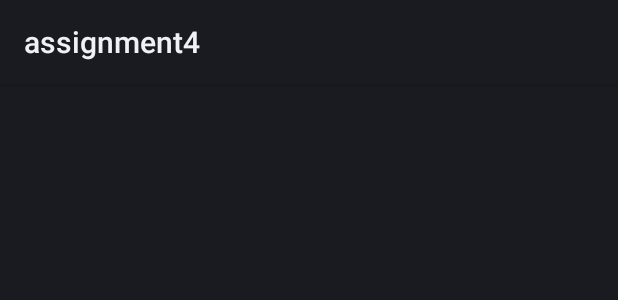
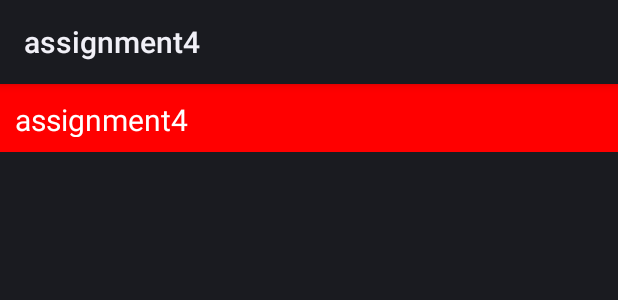
Before and after one commit to yangyulu1114/demo, an Android app: the layout activity_main.xml on its own in the app's theme, with its tools: preview values and no code run, on a phone screen of 412 x 824 dp. Shown: the top 300 px of the screen. Run offline under Robolectric (Android 15) with nearby library versions, the phone set to English and light mode, and no system bars.

```diff
--- a/TuYou/assignment4/src/main/java/com/baidu/assignment4/MainActivity.java
+++ b/TuYou/assignment4/src/main/java/com/baidu/assignment4/MainActivity.java
@@ -32,6 +32,8 @@ public class MainActivity extends Activity {
         mListView.setAdapter(mAdapter);
         mMediaScanner = new SystemMediaScanner(this);
 
+        getActionBar().hide();
+
         int permissionCheck = ContextCompat.checkSelfPermission(this, Manifest.permission.READ_EXTERNAL_STORAGE);
         if (permissionCheck == PackageManager.PERMISSION_GRANTED) {
             reFreshUi();
@@ -39,7 +41,6 @@ public class MainActivity extends Activity {
         if (permissionCheck == PackageManager.PERMISSION_DENIED) {
             ActivityCompat.requestPermissions(this, new String[]{Manifest.permission.READ_EXTERNAL_STORAGE}, REQUEST_CODE_FOR_STORAGE);
         }
-
 
         setScrollListener();
     }
@@ -65,6 +66,9 @@ public class MainActivity extends Activity {
         }
     }
 
+    //    protected void setOnclickListener() {
+//        mActionBar.
+//    }
     protected void setScrollListener() {
         mListView.setOnScrollListener(new AbsListView.OnScrollListener() {
             @Override
--- /dev/null
+++ b/TuYou/assignment4/src/main/java/com/baidu/assignment4/MyView.java
@@ -0,0 +1,52 @@
+package com.baidu.assignment4;
+
+import android.content.Context;
+import android.util.AttributeSet;
+import android.util.Log;
+import android.view.GestureDetector;
+import android.view.LayoutInflater;
+import android.view.MotionEvent;
+import android.widget.FrameLayout;
+
+public class MyView extends FrameLayout {
+
+    private GestureDetector mGestureDector;
+
+    public MyView(Context context) {
+        this(context, null);
+    }
+
+    public MyView(Context context, AttributeSet attrs) {
+        this(context, attrs, 0);
+    }
+
+    public MyView(Context context, AttributeSet attrs, int defStyleAttr) {
+        super(context, attrs, defStyleAttr);
+
+        LayoutInflater.from(context).inflate(R.layout.custome_action_bar, this);
+
+        mGestureDector = new GestureDetector(context, new GestureDetector.SimpleOnGestureListener() {
+            @Override
+            public boolean onDoubleTap(MotionEvent e) {
+                Log.v("bush", "onDoubleTap");
+                return true;
+            }
+
+            @Override
+            public boolean onDoubleTapEvent(MotionEvent e) {
+                return true;
+            }
+
+            @Override
+            public boolean onDown(MotionEvent e) {
+                return true;
+            }
+        });
+
+    }
+
+    @Override
+    public boolean onTouchEvent(MotionEvent event) {
+        return mGestureDector.onTouchEvent(event);
+    }
+}
--- a/TuYou/assignment4/src/main/res/layout/activity_main.xml
+++ b/TuYou/assignment4/src/main/res/layout/activity_main.xml
@@ -1,11 +1,15 @@
 <?xml version="1.0" encoding="utf-8"?>
 <LinearLayout
     xmlns:android="http://schemas.android.com/apk/res/android"
-    xmlns:app="http://schemas.android.com/apk/res-auto"
     xmlns:tools="http://schemas.android.com/tools"
     android:layout_width="match_parent"
     android:layout_height="match_parent"
+    android:orientation="vertical"
     tools:context=".MainActivity">
+
+    <com.baidu.assignment4.MyView
+        android:layout_width="match_parent"
+        android:layout_height="45dp"/>
 
     <ListView
         android:id="@+id/listview"
--- /dev/null
+++ b/TuYou/assignment4/src/main/res/layout/custome_action_bar.xml
@@ -0,0 +1,17 @@
+<?xml version="1.0" encoding="utf-8"?>
+<LinearLayout xmlns:android="http://schemas.android.com/apk/res/android"
+              android:layout_width="match_parent"
+              android:layout_height="wrap_content"
+              android:background="#ff0000"
+              android:orientation="vertical">
+
+    <TextView
+        android:layout_width="wrap_content"
+        android:layout_height="wrap_content"
+        android:layout_margin="10dp"
+        android:gravity="center_vertical"
+        android:text="assignment4"
+        android:textColor="#ffffff"
+        android:textSize="20sp"/>
+
+</LinearLayout>
--- a/TuYou/assignment4/src/main/res/values/styles.xml
+++ b/TuYou/assignment4/src/main/res/values/styles.xml
@@ -1,7 +1,7 @@
 <resources>
 
     <!--&lt;!&ndash; Base application theme. &ndash;&gt;-->
-    <!--<style name="AppTheme" parent="Theme.">-->
+    <!--<style name="AppTheme" parent="">-->
         <!--&lt;!&ndash; Customize your theme here. &ndash;&gt;-->
         <!--<item name="colorPrimary">@color/colorPrimary</item>-->
         <!--<item name="colorPrimaryDark">@color/colorPrimaryDark</item>-->
```
Also changed, not shown: 1 other file.
